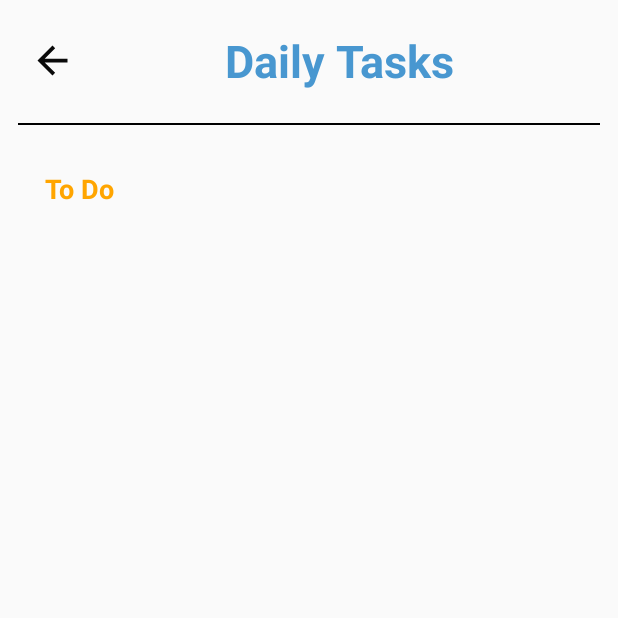
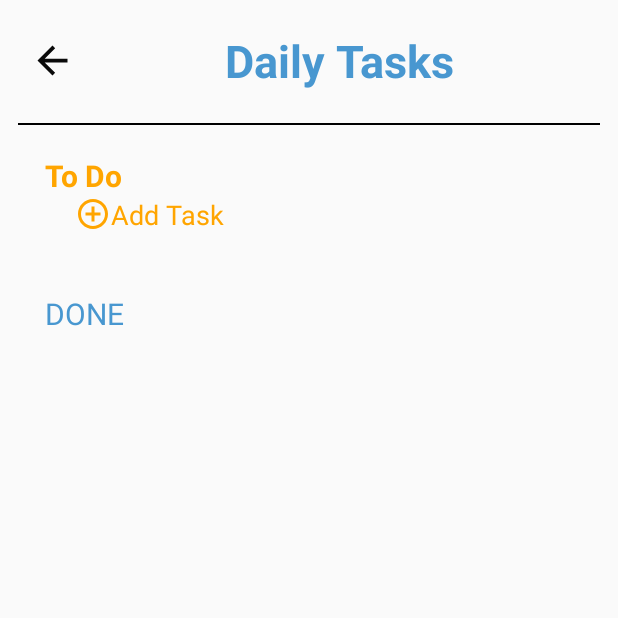
Before and after one commit to iamkiraan/CodSoft_Task1-To_do_app, an Android app: the Daily screen opened directly, with no data from a screen before it, on a phone screen of 412 x 824 dp, the top half of it. Run offline under Robolectric (Android 15) with nearby library versions, the phone set to English and light mode, and no system bars.

Commit message:
added dailytask functionality

```diff
--- a/app/build.gradle.kts
+++ b/app/build.gradle.kts
@@ -49,6 +49,7 @@ dependencies {
     implementation(libs.androidx.activity)
     implementation(libs.androidx.constraintlayout)
     implementation(libs.firebase.crashlytics.buildtools)
+    implementation(libs.play.services.gcm)
     testImplementation(libs.junit)
     androidTestImplementation(libs.androidx.junit)
     androidTestImplementation(libs.androidx.espresso.core)
--- a/app/src/main/AndroidManifest.xml
+++ b/app/src/main/AndroidManifest.xml
@@ -5,7 +5,6 @@
     <uses-permission android:name="android.permission.POST_NOTIFICATIONS" />
 
     <application
-        android:name=".Calender.notificationChannel"
         android:allowBackup="true"
         android:dataExtractionRules="@xml/data_extraction_rules"
         android:fullBackupContent="@xml/backup_rules"
--- /dev/null
+++ b/app/src/main/java/com/example/taskflow/addTask/Task.kt
@@ -0,0 +1,6 @@
+package com.example.taskflow.note
+
+data class Task(
+    val name: String,
+    var isChecked: Boolean = false
+)
--- /dev/null
+++ b/app/src/main/java/com/example/taskflow/addTask/TaskPreferences.kt
@@ -0,0 +1,42 @@
+package com.example.taskflow.note
+
+import android.content.Context
+import com.google.gson.Gson
+import com.google.gson.reflect.TypeToken
+
+object TaskPreferences {
+    private const val PREFS_NAME = "task_prefs"
+    private const val ACTIVE_TASKS_KEY = "active_tasks"
+    private const val COMPLETED_TASKS_KEY = "completed_tasks"
+
+    private val gson = Gson()
+
+    fun getActiveTasks(context: Context): List<Task> {
+        val prefs = context.getSharedPreferences(PREFS_NAME, Context.MODE_PRIVATE)
+        val json = prefs.getString(ACTIVE_TASKS_KEY, null)
+        return if (json != null) {
+            gson.fromJson(json, object : TypeToken<List<Task>>() {}.type)
+        } else {
+            emptyList()
+        }
+    }
+
+    fun getCompletedTasks(context: Context): List<Task> {
+        val prefs = context.getSharedPreferences(PREFS_NAME, Context.MODE_PRIVATE)
+        val json = prefs.getString(COMPLETED_TASKS_KEY, null)
+        return if (json != null) {
+            gson.fromJson(json, object : TypeToken<List<Task>>() {}.type)
+        } else {
+            emptyList()
+        }
+    }
+
+    fun saveTasks(context: Context, activeTasks: List<Task>, completedTasks: List<Task>) {
+        val prefs = context.getSharedPreferences(PREFS_NAME, Context.MODE_PRIVATE)
+        with(prefs.edit()) {
+            putString(ACTIVE_TASKS_KEY, gson.toJson(activeTasks))
+            putString(COMPLETED_TASKS_KEY, gson.toJson(completedTasks))
+            apply()
+        }
+    }
+}
--- a/app/src/main/java/com/example/taskflow/note/Daily.kt
+++ b/app/src/main/java/com/example/taskflow/note/Daily.kt
@@ -1,21 +1,124 @@
 package com.example.taskflow.note
 
 import android.os.Bundle
-import androidx.activity.enableEdgeToEdge
+import android.view.LayoutInflater
+import android.widget.Button
+import android.widget.EditText
+import androidx.appcompat.app.AlertDialog
 import androidx.appcompat.app.AppCompatActivity
-import androidx.core.view.ViewCompat
-import androidx.core.view.WindowInsetsCompat
+import androidx.recyclerview.widget.LinearLayoutManager
 import com.example.taskflow.R
+import com.example.taskflow.addTask.TaskAdapter
+import com.example.taskflow.databinding.ActivityDailyBinding
 
 class Daily : AppCompatActivity() {
+    private var _binding: ActivityDailyBinding? = null
+    private val binding get() = _binding!!
+
+    private lateinit var activeTaskAdapter: TaskAdapter
+    private lateinit var completedTaskAdapter: TaskAdapter
+    private lateinit var activeTasks: MutableList<Task>
+    private lateinit var completedTasks: MutableList<Task>
+
     override fun onCreate(savedInstanceState: Bundle?) {
         super.onCreate(savedInstanceState)
-        enableEdgeToEdge()
-        setContentView(R.layout.activity_daily)
-        ViewCompat.setOnApplyWindowInsetsListener(findViewById(R.id.main)) { v, insets ->
-            val systemBars = insets.getInsets(WindowInsetsCompat.Type.systemBars())
-            v.setPadding(systemBars.left, systemBars.top, systemBars.right, systemBars.bottom)
-            insets
+        _binding = ActivityDailyBinding.inflate(layoutInflater)
+        setContentView(binding.root)
+
+        // Load tasks from SharedPreferences
+        activeTasks = TaskPreferences.getActiveTasks(this).toMutableList()
+        completedTasks = TaskPreferences.getCompletedTasks(this).toMutableList()
+
+        // Initialize the adapters
+        activeTaskAdapter = TaskAdapter(activeTasks, { task, isChecked -> onTaskCheckChanged(task, isChecked) }, { task -> onDeleteTask(task, true) }, true)
+        completedTaskAdapter = TaskAdapter(completedTasks, { task, isChecked -> onTaskCheckChanged(task, isChecked) }, { task -> onDeleteTask(task, false) }, false)
+
+        // Setup RecyclerViews
+        binding.recyclerDailyTask.layoutManager = LinearLayoutManager(this)
+        binding.recyclerDailyTask.adapter = activeTaskAdapter
+
+        binding.recyclerDailyDone.layoutManager = LinearLayoutManager(this)
+        binding.recyclerDailyDone.adapter = completedTaskAdapter
+
+        // Set the click listener for the add task button
+        binding.addTaskOrange.setOnClickListener {
+            showAddTaskDialog()
         }
     }
+
+    private fun showAddTaskDialog() {
+        // Inflate the dialog layout
+        val dialogView = LayoutInflater.from(this).inflate(R.layout.dialog_add_task, null)
+        val editTextTask = dialogView.findViewById<EditText>(R.id.editTextTask)
+        val buttonAddTask = dialogView.findViewById<Button>(R.id.buttonAddTask)
+
+        // Create and show the dialog
+        val dialog = AlertDialog.Builder(this)
+            .setTitle("Add Task")
+            .setView(dialogView)
+            .create()
+
+        buttonAddTask.setOnClickListener {
+            val taskText = editTextTask.text.toString()
+            if (taskText.isNotEmpty()) {
+                // Add the task to your list and notify the adapter
+                addTask(taskText)
+                dialog.dismiss()
+            } else {
+                editTextTask.error = "Task cannot be empty"
+            }
+        }
+
+        dialog.show()
+    }
+
+    private fun addTask(taskName: String) {
+        val task = Task(taskName)
+        activeTaskAdapter.addTask(task)
+        saveTasksToPreferences()
+    }
+
+    private fun onTaskCheckChanged(task: Task, isChecked: Boolean) {
+        if (isChecked) {
+            activeTaskAdapter.removeTask(task)
+            completedTaskAdapter.addTask(task)
+        } else {
+            completedTaskAdapter.removeTask(task)
+            activeTaskAdapter.addTask(task)
+        }
+        saveTasksToPreferences()
+    }
+
+    private fun onDeleteTask(task: Task, isActiveTask: Boolean) {
+        // Show confirmation dialog
+        AlertDialog.Builder(this)
+            .setTitle("Delete Task")
+            .setMessage("Are you sure you want to delete this task?")
+            .setPositiveButton("Yes") { dialog, _ ->
+                // Delete the task if the user confirms
+                if (isActiveTask) {
+                    activeTaskAdapter.removeTask(task)
+                    activeTasks.remove(task)
+                } else {
+                    completedTaskAdapter.removeTask(task)
+                    completedTasks.remove(task)
+                }
+                saveTasksToPreferences()
+                dialog.dismiss()
+            }
+            .setNegativeButton("No") { dialog, _ ->
+                dialog.dismiss()
+            }
+            .create()
+            .show()
+    }
+
+    private fun saveTasksToPreferences() {
+        TaskPreferences.saveTasks(this, activeTasks, completedTasks)
+    }
+
+    override fun onDestroy() {
+        super.onDestroy()
+        _binding = null
+    }
 }
--- a/app/src/main/res/layout/activity_daily.xml
+++ b/app/src/main/res/layout/activity_daily.xml
@@ -41,8 +41,41 @@
         android:text="To Do"
         android:textColor="@color/orange"
         android:textStyle="bold"
-        android:padding="30dp"
-        android:textSize="18sp"/>
+        android:layout_marginTop="20dp"
+        android:layout_marginStart="30dp"
+
+        android:textSize="20sp"/>
+    <androidx.recyclerview.widget.RecyclerView
+        android:layout_marginTop="-10dp"
+        android:layout_width="wrap_content"
+        android:layout_height="wrap_content"
+        android:layout_marginStart="30dp"
+        android:id="@+id/recyclerDailyTask"/>
+    <TextView
+        android:layout_width="wrap_content"
+        android:layout_height="wrap_content"
+        android:drawableStart="@drawable/baseline_add_circle_outline_24"
+        android:layout_marginStart="50dp"
+        android:layout_marginTop="10dp"
+        android:text="Add Task"
+        android:layout_gravity="center_vertical"
+        android:textSize="18sp"
+        android:textColor="@color/orange"
+        android:id="@+id/addTaskOrange"/>
+
+    <TextView
+        android:layout_width="wrap_content"
+        android:layout_height="wrap_content"
+        android:text="DONE"
+        android:textColor="@color/Splash_screen"
+        android:layout_marginStart="30dp"
+        android:layout_marginTop="40dp"
+        android:textSize="20sp"/>
+    <androidx.recyclerview.widget.RecyclerView
+        android:layout_width="wrap_content"
+        android:layout_height="wrap_content"
+        android:layout_marginStart="30dp"
+        android:id="@+id/recyclerDailyDone"/>
 
 
 </LinearLayout>
--- a/app/src/main/res/layout/fragment_task.xml
+++ b/app/src/main/res/layout/fragment_task.xml
@@ -100,6 +100,7 @@
                 android:textSize="10sp"/>
 
             <ImageView
+                android:id="@+id/dailyWork"
                 android:layout_width="30dp"
                 android:layout_height="wrap_content"
                 android:layout_gravity="end"
--- a/gradle/libs.versions.toml
+++ b/gradle/libs.versions.toml
@@ -19,6 +19,7 @@ constraintlayout = "2.1.4"
 materialCalendarview = "2.0.1"
 firebaseCrashlyticsBuildtools = "3.0.0"
 materialVersion = "1.3.0"
+playServicesGcm = "17.0.0"
 
 [libraries]
 androidx-core-ktx = { group = "androidx.core", name = "core-ktx", version.ref = "coreKtx" }
@@ -39,6 +40,7 @@ androidx-constraintlayout = { group = "androidx.constraintlayout", name = "const
 material-calendarview = { module = "com.github.prolificinteractive:material-calendarview", version.ref = "materialCalendarview" }
 firebase-crashlytics-buildtools = { group = "com.google.firebase", name = "firebase-crashlytics-buildtools", version.ref = "firebaseCrashlyticsBuildtools" }
 material-v130 = { module = "com.google.android.material:material", version.ref = "materialVersion" }
+play-services-gcm = { group = "com.google.android.gms", name = "play-services-gcm", version.ref = "playServicesGcm" }
 
 [plugins]
 android-application = { id = "com.android.application", version.ref = "agp" }
```
Also changed, not shown: app/src/main/java/com/example/taskflow/addTask/AddTask.kt (+93 -29 lines), app/src/main/java/com/example/taskflow/addTask/TaskAdapter.kt (added, +72 -0 lines), app/src/main/java/com/example/taskflow/appBarFragments/TaskFragment.kt (+7 -0 lines), app/src/main/res/drawable/round_checkbox.xml (added, +16 -0 lines), app/src/main/res/layout/activity_add_task.xml (+8 -0 lines), app/src/main/res/layout/dialog_add_task.xml (added, +35 -0 lines), app/src/main/res/layout/item_task.xml (added, +32 -0 lines).
